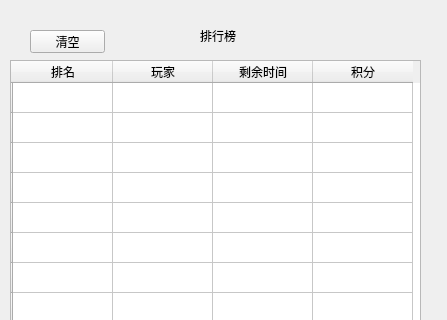
Old version of the form CRankDlg.ui in the repository geniusaaaaaa1/Baoshi; both pictures show x 0 to 447 and y 0 to 320 of the 447 by 465 pixel window.
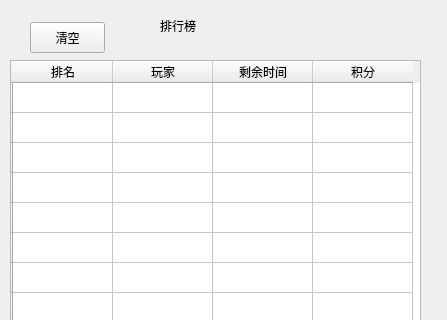
New version of the form.

Diff of the .ui file:
```diff
--- a/CRankDlg.ui
+++ b/CRankDlg.ui
@@ -25,15 +25,21 @@
   <property name="windowTitle">
    <string>Form</string>
   </property>
+  <property name="styleSheet">
+   <string notr="true">font: 10pt &quot;方正粗黑宋简体&quot;;</string>
+  </property>
   <widget class="QLabel" name="label">
    <property name="geometry">
     <rect>
-     <x>200</x>
-     <y>30</y>
-     <width>54</width>
-     <height>12</height>
+     <x>160</x>
+     <y>10</y>
+     <width>81</width>
+     <height>31</height>
     </rect>
    </property>
+   <property name="styleSheet">
+    <string notr="true">font: 12pt &quot;方正粗黑宋简体&quot;;</string>
+   </property>
    <property name="text">
     <string>排行榜</string>
    </property>
@@ -127,9 +133,9 @@
    <property name="geometry">
     <rect>
      <x>30</x>
-     <y>30</y>
+     <y>22</y>
      <width>75</width>
-     <height>23</height>
+     <height>31</height>
     </rect>
    </property>
    <property name="text">
```
